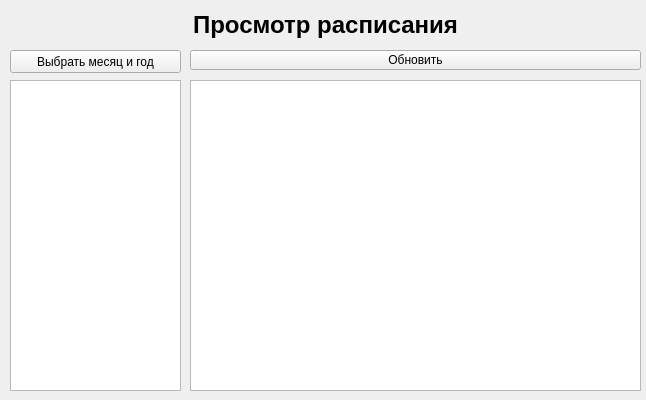
This is resources/forms/schedule.ui in lubaskinc0de/student_journal as Qt 5 draws it before an edit. The edited form follows.
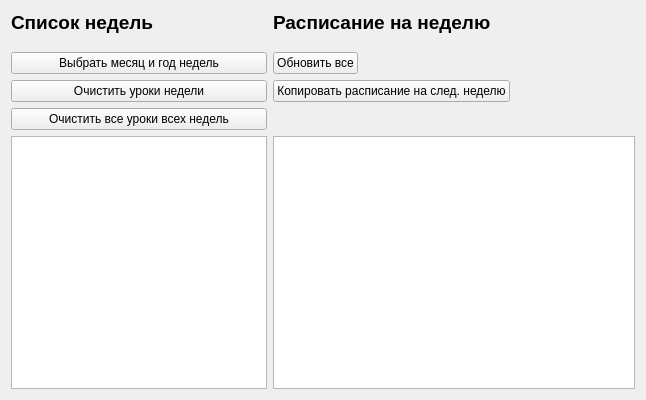
This is the edited form.

```diff
--- a/resources/forms/schedule.ui
+++ b/resources/forms/schedule.ui
@@ -13,14 +13,63 @@
   <property name="windowTitle">
    <string>Form</string>
   </property>
+  <layout class="QGridLayout" name="gridLayout">
+   <item row="6" column="0">
+    <widget class="QPushButton" name="clear_week_lessons">
+     <property name="sizePolicy">
+      <sizepolicy hsizetype="Minimum" vsizetype="Fixed">
+       <horstretch>0</horstretch>
+       <verstretch>0</verstretch>
+      </sizepolicy>
+     </property>
+     <property name="text">
+      <string>Очистить уроки недели</string>
+     </property>
+    </widget>
+   </item>
+   <item row="4" column="1">
+    <widget class="QPushButton" name="refresh">
+     <property name="sizePolicy">
+      <sizepolicy hsizetype="Fixed" vsizetype="Fixed">
+       <horstretch>0</horstretch>
+       <verstretch>0</verstretch>
+      </sizepolicy>
+     </property>
+     <property name="text">
+      <string>Обновить все</string>
+     </property>
+    </widget>
+   </item>
+   <item row="4" column="0">
+    <widget class="QPushButton" name="month_year_picker">
+     <property name="text">
+      <string>Выбрать месяц и год недель</string>
+     </property>
+    </widget>
+   </item>
+   <item row="2" column="1" rowspan="2">
+    <layout class="QVBoxLayout" name="verticalLayout"/>
+   </item>
+   <item row="0" column="1">
+    <widget class="QLabel" name="label_2">
+     <property name="font">
+      <font>
+       <pointsize>14</pointsize>
+       <bold>true</bold>
+      </font>
+     </property>
+     <property name="text">
+      <string>Расписание на неделю</string>
+     </property>
+    </widget>
+   </item>
+   <item row="8" column="0">
   <widget class="QListWidget" name="list_weeks">
-   <property name="geometry">
-    <rect>
-     <x>10</x>
-     <y>80</y>
-     <width>171</width>
-     <height>311</height>
-    </rect>
+     <property name="sizePolicy">
+      <sizepolicy hsizetype="Minimum" vsizetype="Expanding">
+       <horstretch>0</horstretch>
+       <verstretch>0</verstretch>
+      </sizepolicy>
    </property>
    <property name="selectionRectVisible">
     <bool>false</bool>
@@ -29,71 +78,47 @@
     <bool>false</bool>
    </property>
   </widget>
+   </item>
+   <item row="6" column="1">
+    <widget class="QPushButton" name="copy_schedule">
+     <property name="sizePolicy">
+      <sizepolicy hsizetype="Fixed" vsizetype="Fixed">
+       <horstretch>0</horstretch>
+       <verstretch>0</verstretch>
+      </sizepolicy>
+     </property>
+     <property name="text">
+      <string>Копировать расписание на след. неделю</string>
+     </property>
+    </widget>
+   </item>
+   <item row="8" column="1">
+    <widget class="QTableView" name="days_table"/>
+   </item>
+   <item row="0" column="0">
   <widget class="QLabel" name="label">
-   <property name="geometry">
-    <rect>
-     <x>10</x>
-     <y>10</y>
-     <width>631</width>
-     <height>29</height>
-    </rect>
-   </property>
-   <property name="sizePolicy">
-    <sizepolicy hsizetype="Preferred" vsizetype="Fixed">
-     <horstretch>0</horstretch>
-     <verstretch>0</verstretch>
-    </sizepolicy>
-   </property>
    <property name="font">
     <font>
-     <pointsize>18</pointsize>
-     <weight>75</weight>
+       <pointsize>14</pointsize>
      <bold>true</bold>
     </font>
    </property>
    <property name="text">
-    <string>Просмотр расписания</string>
-   </property>
-   <property name="alignment">
-    <set>Qt::AlignCenter</set>
-   </property>
-  </widget>
-  <widget class="QPushButton" name="refresh">
-   <property name="geometry">
-    <rect>
-     <x>190</x>
-     <y>50</y>
-     <width>451</width>
-     <height>20</height>
-    </rect>
-   </property>
+      <string>Список недель</string>
+     </property>
+    </widget>
+   </item>
+   <item row="7" column="0">
+    <widget class="QPushButton" name="clear_all_lessons">
    <property name="text">
-    <string>Обновить</string>
-   </property>
-  </widget>
-  <widget class="QPushButton" name="month_year_picker">
-   <property name="geometry">
-    <rect>
-     <x>10</x>
-     <y>50</y>
-     <width>171</width>
-     <height>23</height>
-    </rect>
-   </property>
-   <property name="text">
-    <string>Выбрать месяц и год</string>
-   </property>
-  </widget>
-  <widget class="QTableView" name="days_table">
-   <property name="geometry">
-    <rect>
-     <x>190</x>
-     <y>80</y>
-     <width>451</width>
-     <height>311</height>
-    </rect>
-   </property>
-  </widget>
+      <string>Очистить все уроки всех недель</string>
+     </property>
+    </widget>
+   </item>
+   <item row="7" column="1">
+    <layout class="QHBoxLayout" name="button_container"/>
+   </item>
+  </layout>
  </widget>
  <resources/>
  <connections/>
```
Left out of the diff: 2 changed lines with no effect on the pictures. Lines whose indentation alone changed are shown as unchanged.
